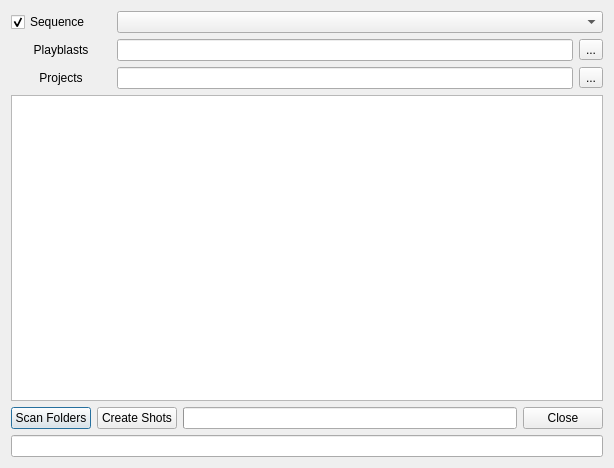
Old version of the form module/wildchildanimation/gui/forms/maya/breakout_upload_dialog.ui in the repository dearyangyu/swing.
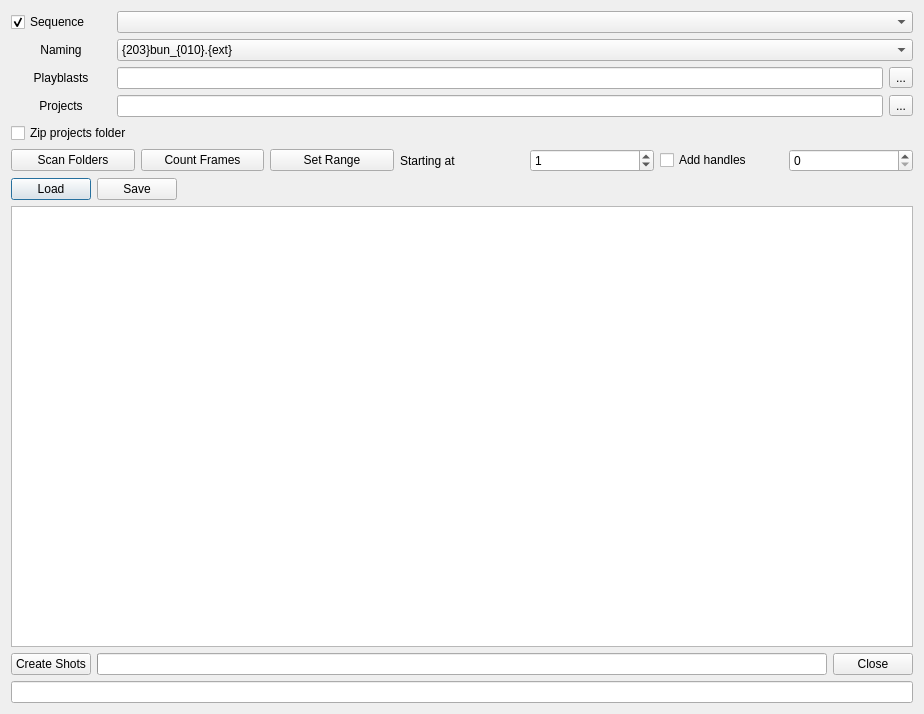
New version of the form.

The edit to the form file:
```diff
--- a/module/wildchildanimation/gui/forms/maya/breakout_upload_dialog.ui
+++ b/module/wildchildanimation/gui/forms/maya/breakout_upload_dialog.ui
@@ -9,8 +9,8 @@
    <rect>
     <x>0</x>
     <y>0</y>
-    <width>614</width>
-    <height>468</height>
+    <width>924</width>
+    <height>714</height>
    </rect>
   </property>
   <property name="windowTitle">
@@ -69,6 +69,46 @@
          </item>
         </layout>
        </item>
+       <item>
+        <layout class="QHBoxLayout" name="horizontalLayout_7">
+         <item>
+          <widget class="QLabel" name="label">
+           <property name="minimumSize">
+            <size>
+             <width>100</width>
+             <height>0</height>
+            </size>
+           </property>
+           <property name="text">
+            <string>Naming</string>
+           </property>
+           <property name="alignment">
+            <set>Qt::AlignCenter</set>
+           </property>
+          </widget>
+         </item>
+         <item>
+          <widget class="QComboBox" name="comboBoxNaming">
+           <property name="sizePolicy">
+            <sizepolicy hsizetype="MinimumExpanding" vsizetype="Fixed">
+             <horstretch>0</horstretch>
+             <verstretch>0</verstretch>
+            </sizepolicy>
+           </property>
+           <item>
+            <property name="text">
+             <string>{203}bun_{010}.{ext}</string>
+            </property>
+           </item>
+           <item>
+            <property name="text">
+             <string>{tg118wha}_{030}fun_{010}_v01</string>
+            </property>
+           </item>
+          </widget>
+         </item>
+        </layout>
+       </item>
        <item>
         <layout class="QHBoxLayout" name="horizontalLayout">
          <item>
@@ -173,6 +213,119 @@
          </item>
         </layout>
        </item>
+       <item>
+        <layout class="QGridLayout" name="gridLayout_2">
+         <item row="4" column="0">
+          <layout class="QHBoxLayout" name="horizontalLayout_8">
+           <item>
+            <widget class="QPushButton" name="pushButtonLoad">
+             <property name="text">
+              <string>Load</string>
+             </property>
+            </widget>
+           </item>
+           <item>
+            <widget class="QPushButton" name="pushButtonSave">
+             <property name="text">
+              <string>Save</string>
+             </property>
+            </widget>
+           </item>
+           <item>
+            <spacer name="horizontalSpacer_2">
+             <property name="orientation">
+              <enum>Qt::Horizontal</enum>
+             </property>
+             <property name="sizeType">
+              <enum>QSizePolicy::Minimum</enum>
+             </property>
+             <property name="sizeHint" stdset="0">
+              <size>
+               <width>40</width>
+               <height>20</height>
+              </size>
+             </property>
+            </spacer>
+           </item>
+           <item>
+            <spacer name="horizontalSpacer">
+             <property name="orientation">
+              <enum>Qt::Horizontal</enum>
+             </property>
+             <property name="sizeHint" stdset="0">
+              <size>
+               <width>40</width>
+               <height>20</height>
+              </size>
+             </property>
+            </spacer>
+           </item>
+          </layout>
+         </item>
+         <item row="1" column="0">
+          <layout class="QHBoxLayout" name="horizontalLayout_9">
+           <item>
+            <widget class="QPushButton" name="pushButtonScan">
+             <property name="text">
+              <string>Scan Folders</string>
+             </property>
+            </widget>
+           </item>
+           <item>
+            <widget class="QPushButton" name="pushButtonFfprobe">
+             <property name="text">
+              <string>Count Frames</string>
+             </property>
+            </widget>
+           </item>
+           <item>
+            <widget class="QPushButton" name="pushButtonSetRange">
+             <property name="text">
+              <string>Set Range</string>
+             </property>
+            </widget>
+           </item>
+           <item>
+            <widget class="QLabel" name="labelStartingAt">
+             <property name="text">
+              <string>Starting at</string>
+             </property>
+            </widget>
+           </item>
+           <item>
+            <widget class="QSpinBox" name="spinBoxStartingFrame">
+             <property name="accelerated">
+              <bool>true</bool>
+             </property>
+             <property name="maximum">
+              <number>9999999</number>
+             </property>
+             <property name="value">
+              <number>1</number>
+             </property>
+            </widget>
+           </item>
+           <item>
+            <widget class="QCheckBox" name="checkBoxHandles">
+             <property name="text">
+              <string>Add handles</string>
+             </property>
+            </widget>
+           </item>
+           <item>
+            <widget class="QSpinBox" name="spinBoxHandles"/>
+           </item>
+          </layout>
+         </item>
+         <item row="0" column="0">
+          <widget class="QCheckBox" name="checkBoxZip">
+           <property name="text">
+            <string>Zip projects folder</string>
+           </property>
+          </widget>
+         </item>
+        </layout>
+       </item>
       </layout>
      </item>
     </layout>
@@ -213,13 +366,6 @@
    </item>
    <item>
     <layout class="QHBoxLayout" name="horizontalLayout_4">
-     <item>
-      <widget class="QPushButton" name="pushButtonScan">
-       <property name="text">
-        <string>Scan Folders</string>
-       </property>
-      </widget>
-     </item>
      <item>
       <widget class="QPushButton" name="pushButtonCreate">
        <property name="text">
```
Left out of the diff: 2 changed lines with no effect on the pictures.
